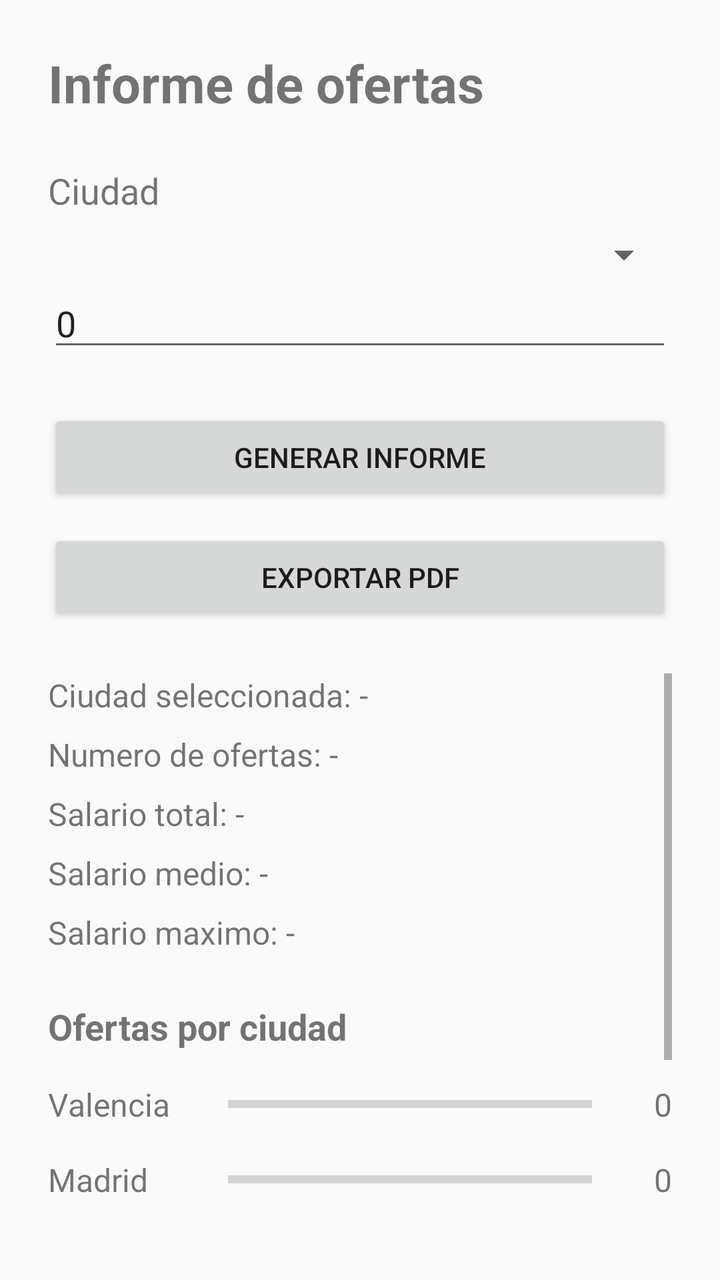
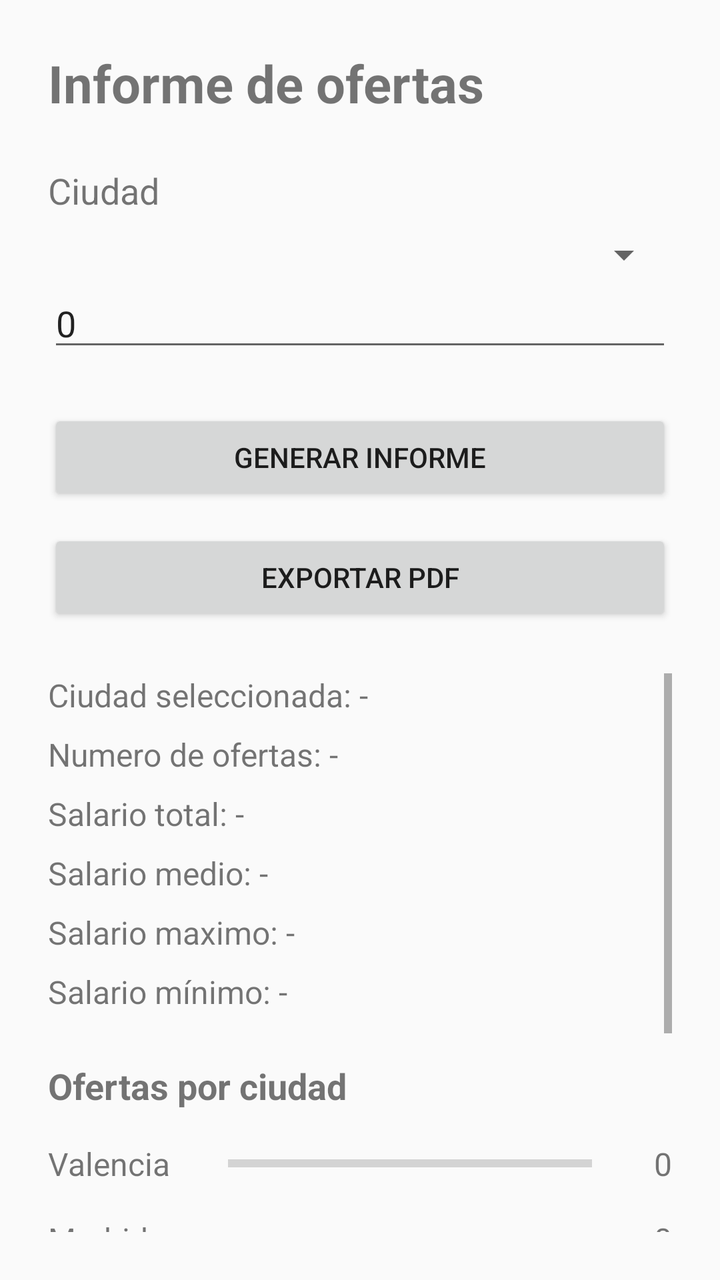

An Android layout rendered at two revisions. The XML below is the earlier revision; the diff shows what the commit changed to produce the second picture.
<!-- AndroidManifest.xml: activity theme Theme.RA5GenerarInformes -->
<!-- res/layout/activity_main.xml -->
<?xml version="1.0" encoding="utf-8"?>
<LinearLayout xmlns:android="http://schemas.android.com/apk/res/android"
    xmlns:tools="http://schemas.android.com/tools"
    android:id="@+id/main"
    android:layout_width="match_parent"
    android:layout_height="match_parent"
    android:orientation="vertical"
    android:padding="24dp"
    tools:context=".MainActivity">

    <TextView
        android:id="@+id/textoTitulo"
        android:layout_width="match_parent"
        android:layout_height="wrap_content"
        android:text="Informe de ofertas"
        android:textSize="26sp"
        android:textStyle="bold" />

    <TextView
        android:id="@+id/textoCiudad"
        android:layout_width="match_parent"
        android:layout_height="wrap_content"
        android:layout_marginTop="24dp"
        android:text="Ciudad"
        android:textSize="18sp" />

    <Spinner
        android:id="@+id/spinnerCiudad"
        android:layout_width="match_parent"
        android:layout_height="wrap_content"
        android:layout_marginTop="8dp" />

    <EditText
        android:id="@+id/salarioMinimo"
        android:layout_width="match_parent"
        android:layout_height="wrap_content"
        android:hint="Salario mínimo"
        android:inputType="number"
        android:text="0" />


    <Button
        android:id="@+id/botonGenerarInforme"
        android:layout_width="match_parent"
        android:layout_height="wrap_content"
        android:layout_marginTop="24dp"
        android:text="Generar informe" />

    <Button
        android:id="@+id/botonExportarPdf"
        android:layout_width="match_parent"
        android:layout_height="wrap_content"
        android:layout_marginTop="12dp"
        android:text="Exportar PDF" />

    <ScrollView
        android:layout_width="match_parent"
        android:layout_height="0dp"
        android:layout_marginTop="24dp"
        android:layout_weight="1">

        <LinearLayout
            android:id="@+id/contenedorInforme"
            android:layout_width="match_parent"
            android:layout_height="wrap_content"
            android:orientation="vertical">

            <TextView
                android:id="@+id/textoCiudadSeleccionada"
                android:layout_width="match_parent"
                android:layout_height="wrap_content"
                android:text="Ciudad seleccionada: -"
                android:textSize="16sp" />

            <TextView
                android:id="@+id/textoNumeroOfertas"
                android:layout_width="match_parent"
                android:layout_height="wrap_content"
                android:layout_marginTop="8dp"
                android:text="Numero de ofertas: -"
                android:textSize="16sp" />

            <TextView
                android:id="@+id/textoSalarioTotal"
                android:layout_width="match_parent"
                android:layout_height="wrap_content"
                android:layout_marginTop="8dp"
                android:text="Salario total: -"
                android:textSize="16sp" />

            <TextView
                android:id="@+id/textoSalarioMedio"
                android:layout_width="match_parent"
                android:layout_height="wrap_content"
                android:layout_marginTop="8dp"
                android:text="Salario medio: -"
                android:textSize="16sp" />

            <TextView
                android:id="@+id/textoSalarioMaximo"
                android:layout_width="match_parent"
                android:layout_height="wrap_content"
                android:layout_marginTop="8dp"
                android:text="Salario maximo: -"
                android:textSize="16sp" />

            <TextView
                android:id="@+id/textoTituloGrafico"
                android:layout_width="match_parent"
                android:layout_height="wrap_content"
                android:layout_marginTop="24dp"
                android:text="Ofertas por ciudad"
                android:textSize="18sp"
                android:textStyle="bold" />

            <LinearLayout
                android:layout_width="match_parent"
                android:layout_height="wrap_content"
                android:layout_marginTop="8dp"
                android:orientation="vertical">

                <LinearLayout
                    android:layout_width="match_parent"
                    android:layout_height="wrap_content"
                    android:gravity="center_vertical"
                    android:orientation="horizontal"
                    android:paddingTop="8dp"
                    android:paddingBottom="8dp">

                    <TextView
                        android:layout_width="90dp"
                        android:layout_height="wrap_content"
                        android:text="Valencia"
                        android:textSize="16sp" />

                    <ProgressBar
                        android:id="@+id/barraValencia"
                        style="?android:attr/progressBarStyleHorizontal"
                        android:layout_width="0dp"
                        android:layout_height="20dp"
                        android:layout_weight="1"
                        android:indeterminate="false"
                        android:max="1"
                        android:progress="0" />

                    <TextView
                        android:id="@+id/textoCantidadValencia"
                        android:layout_width="40dp"
                        android:layout_height="wrap_content"
                        android:gravity="end"
                        android:text="0"
                        android:textSize="16sp" />
                </LinearLayout>

                <LinearLayout
                    android:layout_width="match_parent"
                    android:layout_height="wrap_content"
                    android:gravity="center_vertical"
                    android:orientation="horizontal"
                    android:paddingTop="8dp"
                    android:paddingBottom="8dp">

                    <TextView
                        android:layout_width="90dp"
                        android:layout_height="wrap_content"
                        android:text="Madrid"
                        android:textSize="16sp" />

                    <ProgressBar
                        android:id="@+id/barraMadrid"
                        style="?android:attr/progressBarStyleHorizontal"
                        android:layout_width="0dp"
                        android:layout_height="20dp"
                        android:layout_weight="1"
                        android:indeterminate="false"
                        android:max="1"
                        android:progress="0" />

                    <TextView
                        android:id="@+id/textoCantidadMadrid"
                        android:layout_width="40dp"
                        android:layout_height="wrap_content"
                        android:gravity="end"
                        android:text="0"
                        android:textSize="16sp" />
                </LinearLayout>

                <LinearLayout
                    android:layout_width="match_parent"
                    android:layout_height="wrap_content"
                    android:gravity="center_vertical"
                    android:orientation="horizontal"
                    android:paddingTop="8dp"
                    android:paddingBottom="8dp">

                    <TextView
                        android:layout_width="90dp"
                        android:layout_height="wrap_content"
                        android:text="Alicante"
                        android:textSize="16sp" />

                    <ProgressBar
                        android:id="@+id/barraAlicante"
                        style="?android:attr/progressBarStyleHorizontal"
                        android:layout_width="0dp"
                        android:layout_height="20dp"
                        android:layout_weight="1"
                        android:indeterminate="false"
                        android:max="1"
                        android:progress="0" />

                    <TextView
                        android:id="@+id/textoCantidadAlicante"
                        android:layout_width="40dp"
                        android:layout_height="wrap_content"
                        android:gravity="end"
                        android:text="0"
                        android:textSize="16sp" />
                </LinearLayout>

                <LinearLayout
                    android:layout_width="match_parent"
                    android:layout_height="wrap_content"
                    android:gravity="center_vertical"
                    android:orientation="horizontal"
                    android:paddingTop="8dp"
                    android:paddingBottom="8dp">

                    <TextView
                        android:layout_width="90dp"
                        android:layout_height="wrap_content"
                        android:text="Segorbe"
                        android:textSize="16sp" />

                    <ProgressBar
                        android:id="@+id/barraSegorbe"
                        style="?android:attr/progressBarStyleHorizontal"
                        android:layout_width="0dp"
                        android:layout_height="20dp"
                        android:layout_weight="1"
                        android:indeterminate="false"
                        android:max="1"
                        android:progress="0" />

                    <TextView
                        android:id="@+id/textoCantidadSegorbe"
                        android:layout_width="40dp"
                        android:layout_height="wrap_content"
                        android:gravity="end"
                        android:text="0"
                        android:textSize="16sp" />
                </LinearLayout>

            </LinearLayout>

            <TextView
                android:id="@+id/textoTituloListado"
                android:layout_width="match_parent"
                android:layout_height="wrap_content"
                android:layout_marginTop="24dp"
                android:text="Ofertas"
                android:textSize="18sp"
                android:textStyle="bold" />

            <LinearLayout
                android:id="@+id/contenedorOfertas"
                android:layout_width="match_parent"
                android:layout_height="wrap_content"
                android:layout_marginTop="8dp"
                android:orientation="vertical" />

        </LinearLayout>

    </ScrollView>

</LinearLayout>
<!-- resources referenced by this layout -->
<resources>
  <style name="Theme.RA5GenerarInformes" parent="android:Theme.Material.Light.NoActionBar" />
</resources>

<!-- the commit's change to res/layout/activity_main.xml (unified diff, before → after) -->
@@ -105,6 +105,14 @@
                 android:textSize="16sp" />
 
             <TextView
+                android:id="@+id/textoSalarioMinimo"
+                android:layout_width="match_parent"
+                android:layout_height="wrap_content"
+                android:layout_marginTop="8dp"
+                android:text="Salario mínimo: -"
+                android:textSize="16sp" />
+
+            <TextView
                 android:id="@+id/textoTituloGrafico"
                 android:layout_width="match_parent"
                 android:layout_height="wrap_content"
